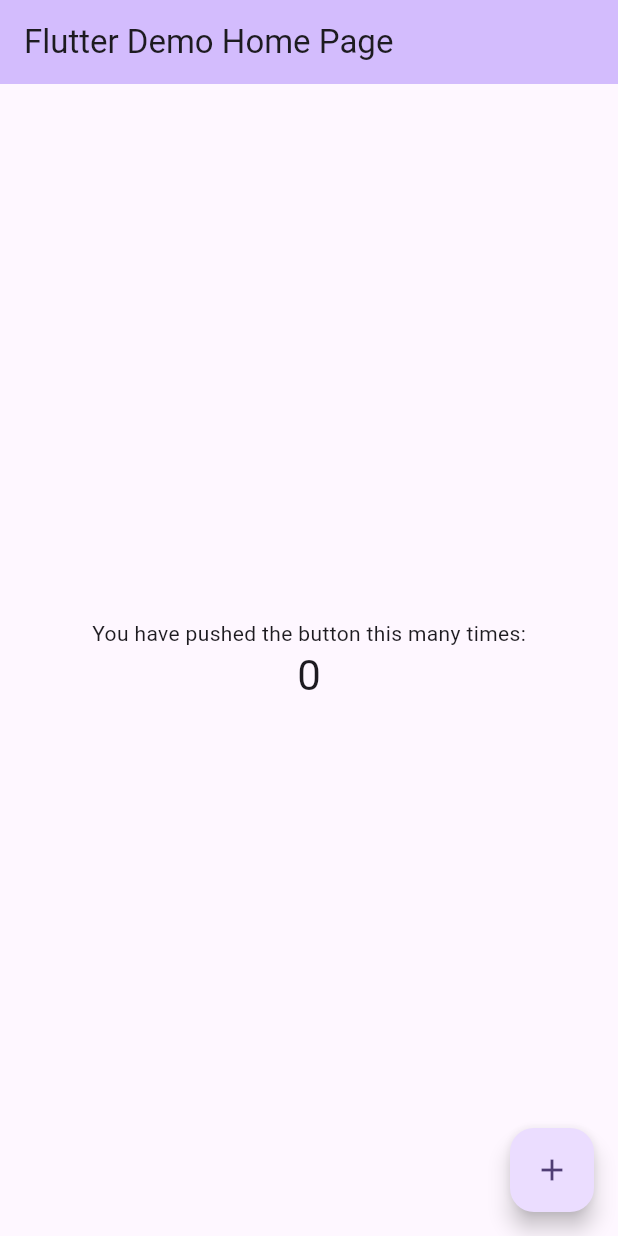
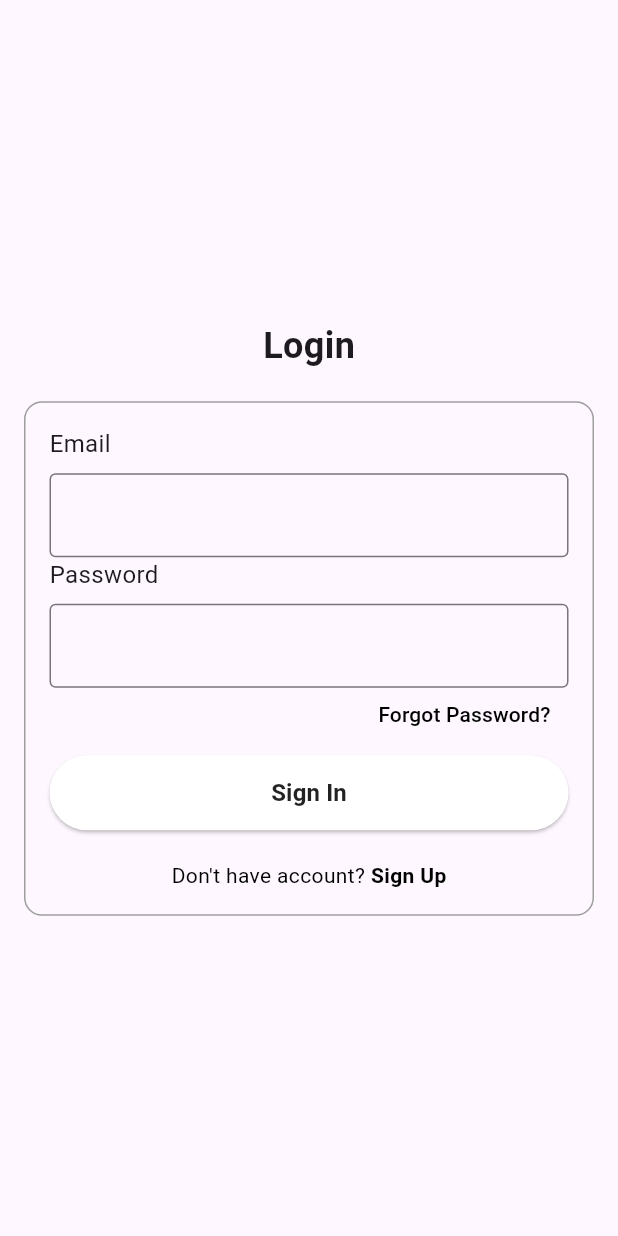
Before and after one commit to alfianindra/Poutendance, a Flutter app: the screen it shows after launch, on a phone screen of 412 x 824 dp. Run offline on Flutter 3.47's test engine with Material 3 defaults, Android fonts, the phone set to English and light mode, and no system bars; our stand-ins replace firebase_auth, firebase_core; accounts and stored records are empty.

Commit message:
Menambahkan fitur login kurang background

```diff
--- /dev/null
+++ b/lib/Screen/login.dart
@@ -0,0 +1,137 @@
+import 'package:flutter/material.dart';
+import 'package:poutendance/widget/button.dart';
+import 'package:firebase_auth/firebase_auth.dart';
+import 'package:poutendance/Screen/home_screen.dart';
+import 'package:poutendance/Screen/signup.dart';
+import 'package:poutendance/Screen/resetpas.dart';
+
+class SignInScreen extends StatefulWidget {
+  const SignInScreen({Key? key}) : super(key: key);
+
+  @override
+  _SignInScreenState createState() => _SignInScreenState();
+}
+
+class _SignInScreenState extends State<SignInScreen> {
+  TextEditingController _passwordTextController = TextEditingController();
+  TextEditingController _emailTextController = TextEditingController();
+  @override
+  Widget build(BuildContext context) {
+    return Scaffold(
+      body: Center(
+        child: Padding(
+          padding: const EdgeInsets.all(16.0),
+          child: Column(
+            mainAxisAlignment: MainAxisAlignment.center,
+            children: [
+              Text(
+                'Login',
+                style: TextStyle(
+                  fontSize: 24,
+                  fontWeight: FontWeight.bold,
+                ),
+              ),
+              SizedBox(height: 20),
+              Container(
+                padding: EdgeInsets.all(16.0),
+                decoration: BoxDecoration(
+                  border: Border.all(
+                    color: Colors.grey,
+                  ),
+                  borderRadius: BorderRadius.circular(12),
+                ),
+                child: Column(
+                  crossAxisAlignment: CrossAxisAlignment.start,
+                  children: [
+                    Text(
+                      'Email',
+                      style: TextStyle(
+                        fontSize: 16,
+                      ),
+                    ),
+                    SizedBox(height: 8),
+                    TextField(
+                      decoration: InputDecoration(
+                        border: OutlineInputBorder(),
+                        labelText: "",
+                        hintText: "email@example.com",
+                      ),
+                      controller: _emailTextController,
+                    ),
+                    Text(
+                      'Password',
+                      style: TextStyle(
+                        fontSize: 16,
+                      ),
+                    ),
+                    SizedBox(height: 8),
+                    TextField(
+                      obscureText: true,
+                      decoration: InputDecoration(
+                        border: OutlineInputBorder(),
+                      ),
+                      controller: _passwordTextController,
+                    ),
+                    forgetPassword(context),
+                    firebaseUIButton(context, 'Sign In', () {
+                      FirebaseAuth.instance
+                          .signInWithEmailAndPassword(
+                              email: _emailTextController.text,
+                              password: _passwordTextController.text)
+                          .then((value) {
+                        Navigator.push(
+                            context,
+                            MaterialPageRoute(
+                                builder: (context) => HomeScreen()));
+                      }).onError((error, stackTrace) {
+                        print("Error ${error.toString()}");
+                      });
+                    }),
+                    signUpOption()
+                  ],
+                ),
+              ),
+            ],
+          ),
+        ),
+      ),
+    );
+  }
+
+  Row signUpOption() {
+    return Row(
+      mainAxisAlignment: MainAxisAlignment.center,
+      children: [
+        const Text("Don't have account?",
+            style: TextStyle(color: Colors.black)),
+        GestureDetector(
+          onTap: () {
+            Navigator.push(context,
+                MaterialPageRoute(builder: (context) => SignUpScreen()));
+          },
+          child: const Text(
+            " Sign Up",
+            style: TextStyle(color: Colors.black, fontWeight: FontWeight.bold),
+          ),
+        )
+      ],
+    );
+  }
+
+  Widget forgetPassword(BuildContext context) {
+    return Container(
+      width: MediaQuery.of(context).size.width,
+      height: 35,
+      alignment: Alignment.bottomRight,
+      child: TextButton(
+        child: const Text(
+          "Forgot Password?",
+          style: TextStyle(color: Colors.black),
+          textAlign: TextAlign.right,
+        ),
+        onPressed: () => Navigator.push(
+            context, MaterialPageRoute(builder: (context) => ResetPassword())),
+      ),
+    );
+  }
+}
--- a/lib/main.dart
+++ b/lib/main.dart
@@ -1,6 +1,7 @@
 import 'package:firebase_core/firebase_core.dart';
 import 'package:flutter/material.dart';
 import 'package:poutendance/firebase_options.dart';
+import 'package:poutendance/Screen/Login.dart';
 
 void main() async {
   WidgetsFlutterBinding.ensureInitialized();
@@ -11,121 +12,15 @@ void main() async {
 }
 
 class MyApp extends StatelessWidget {
-  const MyApp({super.key});
+  const MyApp({Key? key}) : super(key: key);
 
   // This widget is the root of your application.
   @override
   Widget build(BuildContext context) {
     return MaterialApp(
       title: 'Flutter Demo',
-      theme: ThemeData(
-        // This is the theme of your application.
-        //
-        // TRY THIS: Try running your application with "flutter run". You'll see
-        // the application has a blue toolbar. Then, without quitting the app,
-        // try changing the seedColor in the colorScheme below to Colors.green
-        // and then invoke "hot reload" (save your changes or press the "hot
-        // reload" button in a Flutter-supported IDE, or press "r" if you used
-        // the command line to start the app).
-        //
-        // Notice that the counter didn't reset back to zero; the application
-        // state is not lost during the reload. To reset the state, use hot
-        // restart instead.
-        //
-        // This works for code too, not just values: Most code changes can be
-        // tested with just a hot reload.
-        colorScheme: ColorScheme.fromSeed(seedColor: Colors.deepPurple),
-        useMaterial3: true,
-      ),
-      home: const MyHomePage(title: 'Flutter Demo Home Page'),
+      debugShowCheckedModeBanner: false,
+      home: const SignInScreen(),
     );
   }
 }
-
-class MyHomePage extends StatefulWidget {
-  const MyHomePage({super.key, required this.title});
-
-  // This widget is the home page of your application. It is stateful, meaning
-  // that it has a State object (defined below) that contains fields that affect
-  // how it looks.
-
-  // This class is the configuration for the state. It holds the values (in this
-  // case the title) provided by the parent (in this case the App widget) and
-  // used by the build method of the State. Fields in a Widget subclass are
-  // always marked "final".
-
-  final String title;
-
-  @override
-  State<MyHomePage> createState() => _MyHomePageState();
-}
-
-class _MyHomePageState extends State<MyHomePage> {
-  int _counter = 0;
-
-  void _incrementCounter() {
-    setState(() {
-      // This call to setState tells the Flutter framework that something has
-      // changed in this State, which causes it to rerun the build method below
-      // so that the display can reflect the updated values. If we changed
-      // _counter without calling setState(), then the build method would not be
-      // called again, and so nothing would appear to happen.
-      _counter++;
-    });
-  }
-
-  @override
-  Widget build(BuildContext context) {
-    // This method is rerun every time setState is called, for instance as done
-    // by the _incrementCounter method above.
-    //
-    // The Flutter framework has been optimized to make rerunning build methods
-    // fast, so that you can just rebuild anything that needs updating rather
-    // than having to individually change instances of widgets.
-    return Scaffold(
-      appBar: AppBar(
-        // TRY THIS: Try changing the color here to a specific color (to
-        // Colors.amber, perhaps?) and trigger a hot reload to see the AppBar
-        // change color while the other colors stay the same.
-        backgroundColor: Theme.of(context).colorScheme.inversePrimary,
-        // Here we take the value from the MyHomePage object that was created by
-        // the App.build method, and use it to set our appbar title.
-        title: Text(widget.title),
-      ),
-      body: Center(
-        // Center is a layout widget. It takes a single child and positions it
-        // in the middle of the parent.
-        child: Column(
-          // Column is also a layout widget. It takes a list of children and
-          // arranges them vertically. By default, it sizes itself to fit its
-          // children horizontally, and tries to be as tall as its parent.
-          //
-          // Column has various properties to control how it sizes itself and
-          // how it positions its children. Here we use mainAxisAlignment to
-          // center the children vertically; the main axis here is the vertical
-          // axis because Columns are vertical (the cross axis would be
-          // horizontal).
-          //
-          // TRY THIS: Invoke "debug painting" (choose the "Toggle Debug Paint"
-          // action in the IDE, or press "p" in the console), to see the
-          // wireframe for each widget.
-          mainAxisAlignment: MainAxisAlignment.center,
-          children: <Widget>[
-            const Text(
-              'You have pushed the button this many times:',
-            ),
-            Text(
-              '$_counter',
-              style: Theme.of(context).textTheme.headlineMedium,
-            ),
-          ],
-        ),
-      ),
-      floatingActionButton: FloatingActionButton(
-        onPressed: _incrementCounter,
-        tooltip: 'Increment',
-        child: const Icon(Icons.add),
-      ), // This trailing comma makes auto-formatting nicer for build methods.
-    );
-  }
-}
--- /dev/null
+++ b/lib/widget/button.dart
@@ -0,0 +1,39 @@
+import 'package:flutter/material.dart';
+
+Image logoWidget(String imageName) {
+  return Image.asset(
+    imageName,
+    fit: BoxFit.fitWidth,
+    width: 240,
+    height: 240,
+    color: Colors.white,
+  );
+}
+
+Container firebaseUIButton(BuildContext context, String title, Function onTap) {
+  return Container(
+    width: MediaQuery.of(context).size.width,
+    height: 50,
+    margin: const EdgeInsets.fromLTRB(0, 10, 0, 20),
+    decoration: BoxDecoration(borderRadius: BorderRadius.circular(90)),
+    child: ElevatedButton(
+      onPressed: () {
+        onTap();
+      },
+      child: Text(
+        title,
+        style: const TextStyle(
+            color: Colors.black87, fontWeight: FontWeight.bold, fontSize: 16),
+      ),
+      style: ButtonStyle(
+          backgroundColor: MaterialStateProperty.resolveWith((states) {
+            if (states.contains(MaterialState.pressed)) {
+              return Colors.black26;
+            }
+            return Colors.white;
+          }),
+          shape: MaterialStateProperty.all<RoundedRectangleBorder>(
+              RoundedRectangleBorder(borderRadius: BorderRadius.circular(30)))),
+    ),
+  );
+}
```
Also changed, not shown: lib/Screen/home_screen.dart (added, +30 -0 lines), lib/Screen/resetpas.dart (added, +133 -0 lines), lib/Screen/signup.dart (added, +202 -0 lines).
